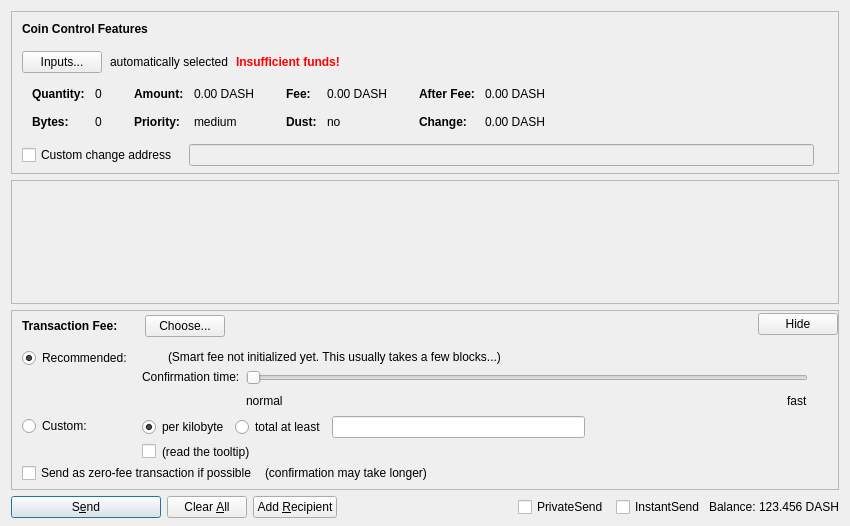
The window that src/qt/forms/sendcoinsdialog.ui (puzcoin/test1) describes before a commit, drawn with Qt 5.
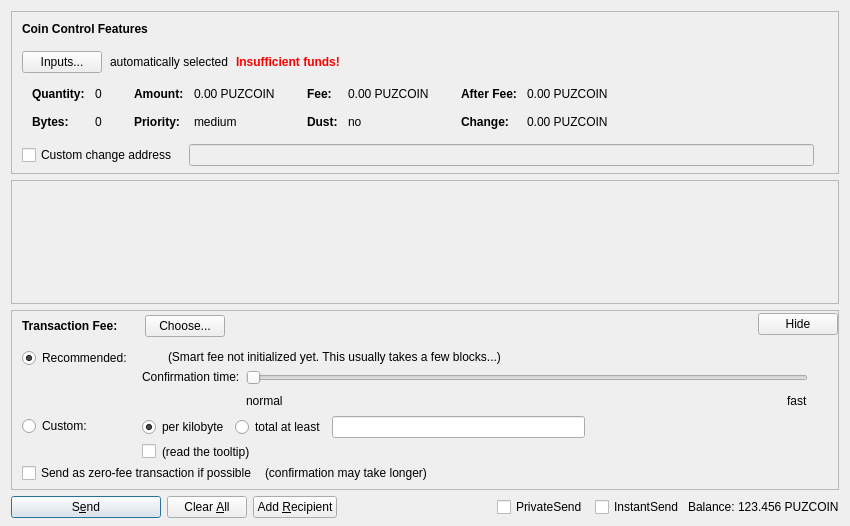
The same window after the commit. Custom widgets are drawn as their Qt base class.

```diff
--- a/src/qt/forms/sendcoinsdialog.ui
+++ b/src/qt/forms/sendcoinsdialog.ui
@@ -324,7 +324,7 @@
                   <enum>Qt::ActionsContextMenu</enum>
                  </property>
                  <property name="text">
-                  <string notr="true">0.00 DASH</string>
+                  <string notr="true">0.00 PUZCOIN</string>
                  </property>
                  <property name="textInteractionFlags">
                   <set>Qt::LinksAccessibleByMouse|Qt::TextSelectableByKeyboard|Qt::TextSelectableByMouse</set>
@@ -404,7 +404,7 @@
                   <enum>Qt::ActionsContextMenu</enum>
                  </property>
                  <property name="text">
-                  <string notr="true">0.00 DASH</string>
+                  <string notr="true">0.00 PUZCOIN</string>
                  </property>
                  <property name="textInteractionFlags">
                   <set>Qt::LinksAccessibleByMouse|Qt::TextSelectableByKeyboard|Qt::TextSelectableByMouse</set>
@@ -484,7 +484,7 @@
                   <enum>Qt::ActionsContextMenu</enum>
                  </property>
                  <property name="text">
-                  <string notr="true">0.00 DASH</string>
+                  <string notr="true">0.00 PUZCOIN</string>
                  </property>
                  <property name="textInteractionFlags">
                   <set>Qt::LinksAccessibleByMouse|Qt::TextSelectableByKeyboard|Qt::TextSelectableByMouse</set>
@@ -513,7 +513,7 @@
                   <enum>Qt::ActionsContextMenu</enum>
                  </property>
                  <property name="text">
-                  <string notr="true">0.00 DASH</string>
+                  <string notr="true">0.00 PUZCOIN</string>
                  </property>
                  <property name="textInteractionFlags">
                   <set>Qt::LinksAccessibleByMouse|Qt::TextSelectableByKeyboard|Qt::TextSelectableByMouse</set>
@@ -1366,7 +1366,7 @@
           <cursorShape>IBeamCursor</cursorShape>
          </property>
          <property name="text">
-          <string notr="true">123.456 DASH</string>
+          <string notr="true">123.456 PUZCOIN</string>
          </property>
          <property name="textInteractionFlags">
           <set>Qt::LinksAccessibleByMouse|Qt::TextSelectableByKeyboard|Qt::TextSelectableByMouse</set>
```
Left out of the diff: 4 changed lines with no effect on the pictures.
